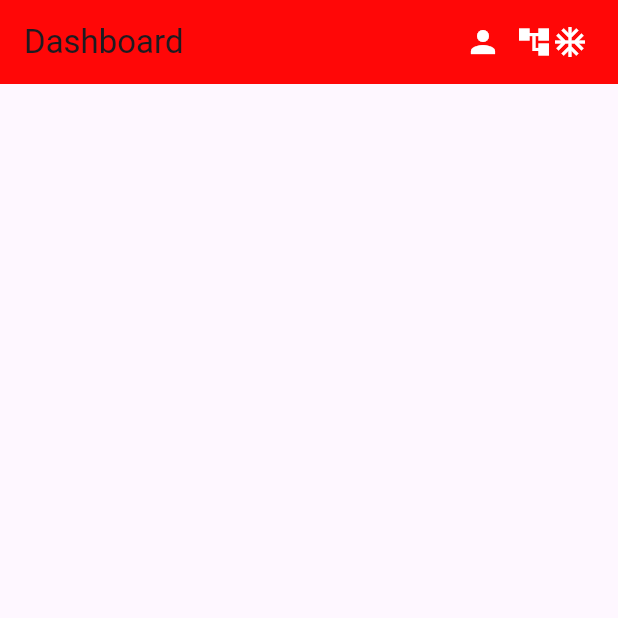
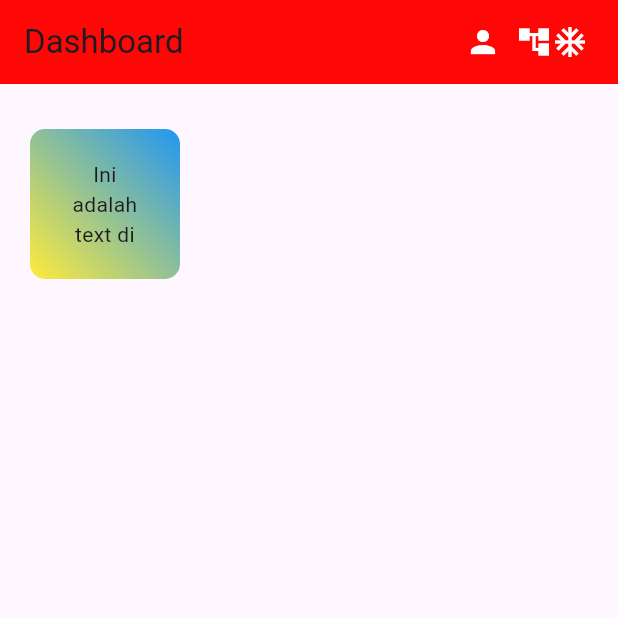
Before and after one commit to Muhammad-ArifinDev/Tugas_week5_-1123150053, a Flutter app: the screen it shows after launch, on a phone screen of 412 x 824 dp, the top half of it. Run offline on Flutter 3.47's test engine with Material 3 defaults, Android fonts, the phone set to English and light mode, and no system bars.

Commit message:
Menambahkan container pertama

```diff
--- a/lib/main.dart
+++ b/lib/main.dart
@@ -34,7 +34,35 @@
           SizedBox(width: 20),
         ],
       ),
+      body: Column(
+        crossAxisAlignment: CrossAxisAlignment.start,
+        children: [
+          // Container pertama (teks)
+          Container(
+            width: 100,
+            height: 100,
+            alignment: Alignment.center,
+            margin: const EdgeInsets.only(top: 30, left: 20),
+            padding: const EdgeInsets.all(20),
+            decoration: BoxDecoration(
+              gradient: const LinearGradient(
+                begin: Alignment.topRight,
+                end: Alignment.bottomLeft,
+                colors: [Colors.blue, Colors.yellow],
+              ),
+              borderRadius: BorderRadius.circular(10.0),
+            ),
+            child: const Text(
+              "Ini adalah text di dalam container",
+              textAlign: TextAlign.center,
+            ),
+          ),
 
+
+
+
+        ],
+      ),
     );
   }
 }
```
